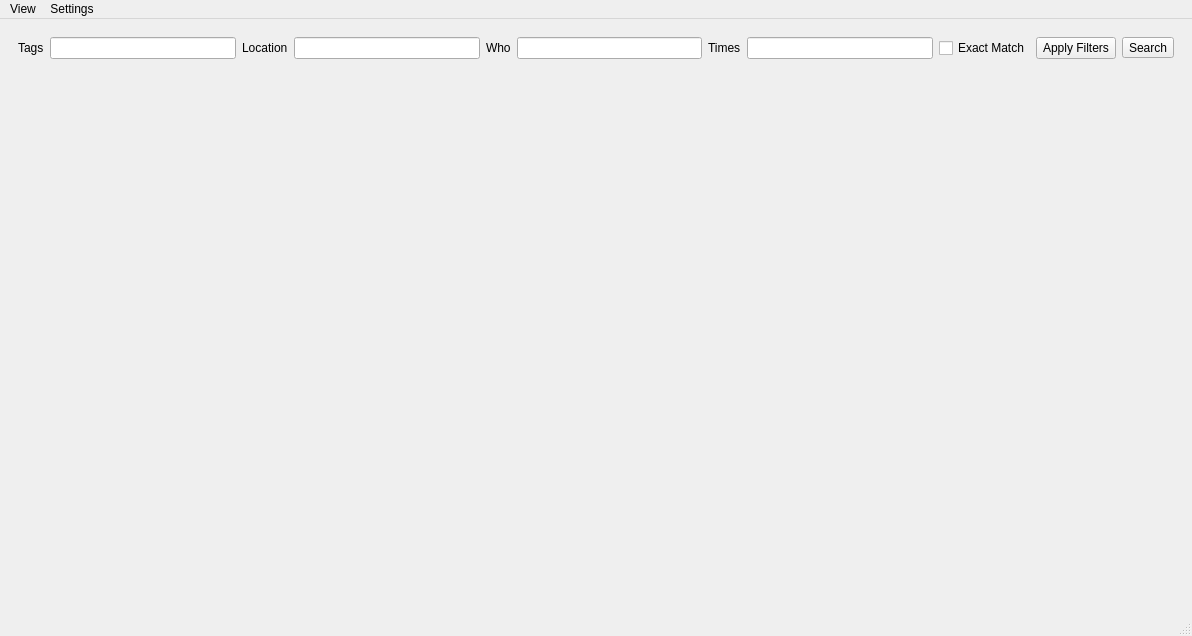
This is cpp/medyalib.ui in enderbas/MedyaLib as Qt 5 draws it before an edit. The edited form follows.
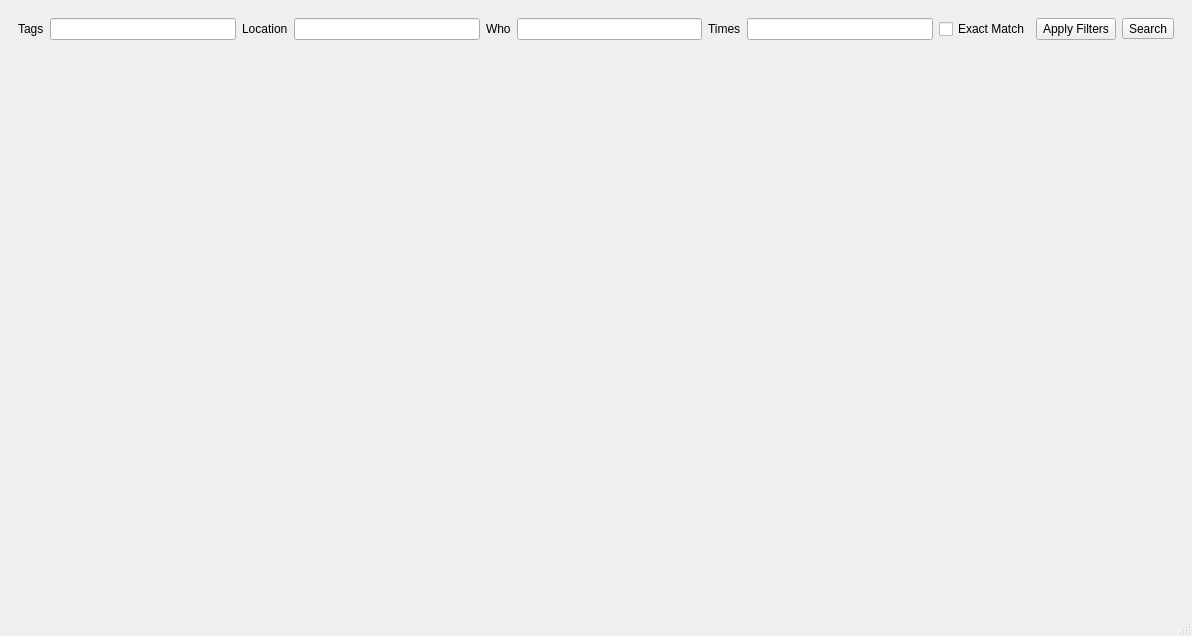
This is the edited form.

Commit message:
Zoom In-Out add. Menu bar changed. Code clen-up
- Menu bar actions moved inside to class from ui
- presentation widget zoom feature add.
- CTRL++ and CTRL+- shortcuts add to zoom

The edit to the form file:
```diff
--- a/cpp/medyalib.ui
+++ b/cpp/medyalib.ui
@@ -188,26 +188,12 @@
      <x>0</x>
      <y>0</y>
      <width>1192</width>
-     <height>22</height>
+     <height>21</height>
     </rect>
    </property>
    <property name="contextMenuPolicy">
     <enum>Qt::DefaultContextMenu</enum>
    </property>
-   <widget class="QMenu" name="menueng">
-    <property name="title">
-     <string>View</string>
-    </property>
-    <addaction name="actionNew_Media"/>
-    <addaction name="actionGallery"/>
-   </widget>
-   <widget class="QMenu" name="menuSettings">
-    <property name="title">
-     <string>Settings</string>
-    </property>
-   </widget>
-   <addaction name="menueng"/>
-   <addaction name="menuSettings"/>
   </widget>
   <widget class="QStatusBar" name="statusbar"/>
   <action name="actionNew_Media">
```
Left out of the diff: 10 changed lines with no effect on the pictures. The commit also changes 4 other files.
